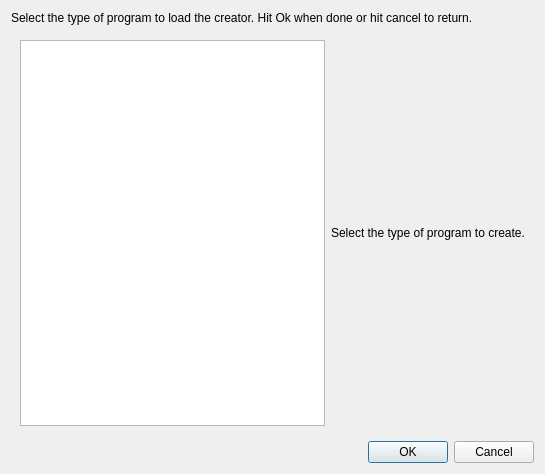
First picture: the form in howdyCoder/ui/qtUiFiles/creatorTypeSelector.ui, repository rmallow/howdyCoder, before the edit.
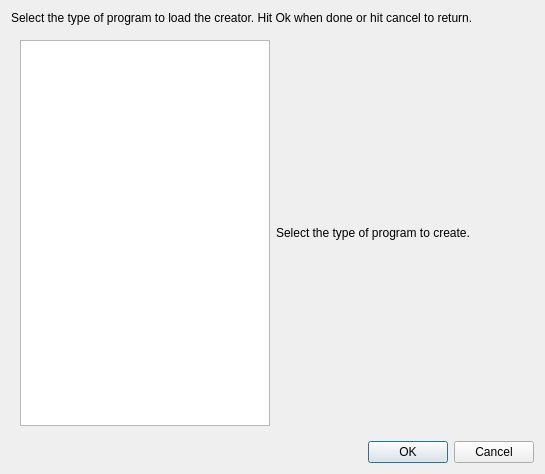
Second picture: the form after the edit.

Commit message: adding more to the func selector coding page, adding the basis for changing creator type dialog, and commiting more now because i lost a lot of progress from accidentally deleting many files

What changed in the file:
```diff
--- a/howdyCoder/ui/qtUiFiles/creatorTypeSelector.ui
+++ b/howdyCoder/ui/qtUiFiles/creatorTypeSelector.ui
@@ -26,6 +26,12 @@
      <layout class="QHBoxLayout" name="horizontalLayout">
       <item>
        <widget class="QListWidget" name="program_type_view">
+        <property name="sizePolicy">
+         <sizepolicy hsizetype="Expanding" vsizetype="Expanding">
+          <horstretch>1</horstretch>
+          <verstretch>0</verstretch>
+         </sizepolicy>
+        </property>
         <property name="font">
          <font>
           <pointsize>30</pointsize>
@@ -35,9 +41,18 @@
       </item>
       <item>
        <widget class="QLabel" name="program_type_description">
+        <property name="sizePolicy">
+         <sizepolicy hsizetype="Preferred" vsizetype="Preferred">
+          <horstretch>1</horstretch>
+          <verstretch>0</verstretch>
+         </sizepolicy>
+        </property>
         <property name="text">
          <string>Select the type of program to create.</string>
         </property>
+        <property name="wordWrap">
+         <bool>true</bool>
+        </property>
        </widget>
       </item>
      </layout>
```
The commit also changes 5 other files.
